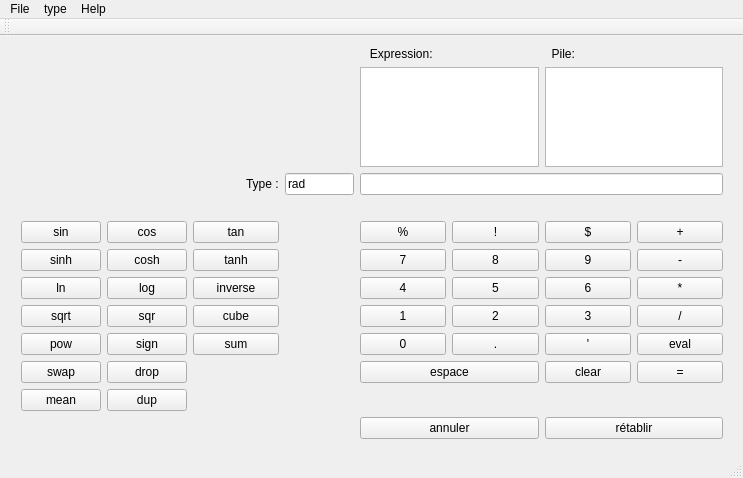
This is mainwindow.ui in ahars/lo21 as Qt 5 draws it before an edit. The edited form follows.
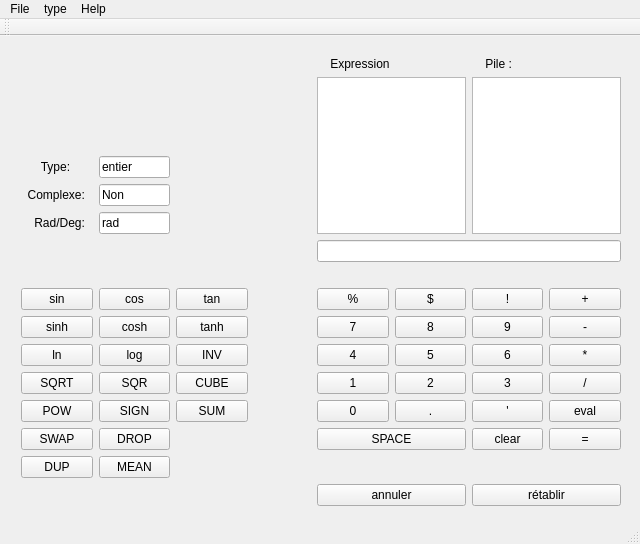
This is the edited form.

Commit message: modification interface graphique

What changed in the file:
```diff
--- a/mainwindow.ui
+++ b/mainwindow.ui
@@ -6,8 +6,8 @@
    <rect>
     <x>0</x>
     <y>0</y>
-    <width>743</width>
-    <height>478</height>
+    <width>640</width>
+    <height>544</height>
    </rect>
   </property>
   <property name="windowTitle">
@@ -18,107 +18,289 @@
     <property name="geometry">
      <rect>
       <x>10</x>
-      <y>0</y>
-      <width>724</width>
-      <height>414</height>
+      <y>10</y>
+      <width>621</width>
+      <height>471</height>
      </rect>
     </property>
     <layout class="QGridLayout" name="gridLayout">
-     <item row="6" column="2">
-      <widget class="QPushButton" name="buttonTanh">
+     <item row="17" column="4" colspan="2">
+      <widget class="QPushButton" name="buttonAnnuler">
        <property name="text">
-        <string>tanh</string>
+        <string>annuler</string>
        </property>
       </widget>
      </item>
-     <item row="8" column="1">
-      <widget class="QPushButton" name="buttonLog">
+     <item row="7" column="3">
+      <widget class="QLabel" name="label_7">
        <property name="text">
-        <string>log</string>
+        <string/>
        </property>
       </widget>
      </item>
-     <item row="6" column="1">
+     <item row="12" column="0">
+      <widget class="QPushButton" name="buttonPOW">
+       <property name="text">
+        <string>POW</string>
+       </property>
+      </widget>
+     </item>
+     <item row="3" column="3">
+      <widget class="QLabel" name="label_6">
+       <property name="text">
+        <string>                 </string>
+       </property>
+      </widget>
+     </item>
+     <item row="16" column="1">
+      <widget class="QPushButton" name="buttonMEAN">
+       <property name="text">
+        <string>MEAN</string>
+       </property>
+      </widget>
+     </item>
+     <item row="11" column="5">
+      <widget class="QPushButton" name="button2">
+       <property name="text">
+        <string>2</string>
+       </property>
+      </widget>
+     </item>
+     <item row="8" column="7">
+      <widget class="QPushButton" name="buttonPlus">
+       <property name="text">
+        <string>+</string>
+       </property>
+      </widget>
+     </item>
+     <item row="8" column="2">
+      <widget class="QPushButton" name="buttonTan">
+       <property name="text">
+        <string>tan</string>
+       </property>
+      </widget>
+     </item>
+     <item row="5" column="0">
+      <widget class="QLabel" name="label_4">
+       <property name="text">
+        <string>    Rad/Deg:</string>
+       </property>
+      </widget>
+     </item>
+     <item row="9" column="1">
       <widget class="QPushButton" name="buttonCosh">
        <property name="text">
         <string>cosh</string>
        </property>
       </widget>
      </item>
-     <item row="10" column="2">
-      <widget class="QPushButton" name="buttonCUBE">
+     <item row="4" column="1">
+      <widget class="QLineEdit" name="comOuiNon">
        <property name="text">
-        <string>cube</string>
+        <string>Non</string>
        </property>
       </widget>
      </item>
-     <item row="2" column="4" colspan="4">
-      <widget class="QLineEdit" name="inputLine">
-       <property name="readOnly">
-        <bool>false</bool>
-       </property>
-      </widget>
-     </item>
-     <item row="6" column="4">
-      <widget class="QPushButton" name="button7">
-       <property name="text">
-        <string>7</string>
-       </property>
-      </widget>
-     </item>
-     <item row="6" column="5">
-      <widget class="QPushButton" name="button8">
-       <property name="text">
-        <string>8</string>
-       </property>
-      </widget>
-     </item>
-     <item row="6" column="6">
+     <item row="9" column="6">
       <widget class="QPushButton" name="button9">
        <property name="text">
         <string>9</string>
        </property>
       </widget>
      </item>
-     <item row="8" column="4">
+     <item row="12" column="7">
+      <widget class="QPushButton" name="buttonEVAL">
+       <property name="text">
+        <string>eval</string>
+       </property>
+      </widget>
+     </item>
+     <item row="10" column="2">
+      <widget class="QPushButton" name="buttonINV">
+       <property name="text">
+        <string>INV</string>
+       </property>
+      </widget>
+     </item>
+     <item row="11" column="0">
+      <widget class="QPushButton" name="buttonSQRT">
+       <property name="text">
+        <string>SQRT</string>
+       </property>
+      </widget>
+     </item>
+     <item row="8" column="6">
+      <widget class="QPushButton" name="buttonFactoriel">
+       <property name="text">
+        <string>!</string>
+       </property>
+      </widget>
+     </item>
+     <item row="11" column="2">
+      <widget class="QPushButton" name="buttonCUBE">
+       <property name="text">
+        <string>CUBE</string>
+       </property>
+      </widget>
+     </item>
+     <item row="12" column="5">
+      <widget class="QPushButton" name="buttonPoint">
+       <property name="text">
+        <string>.</string>
+       </property>
+      </widget>
+     </item>
+     <item row="1" column="4">
+      <widget class="QLabel" name="label">
+       <property name="text">
+        <string>    Expression :</string>
+       </property>
+      </widget>
+     </item>
+     <item row="8" column="0">
+      <widget class="QPushButton" name="buttonSin">
+       <property name="text">
+        <string>sin</string>
+       </property>
+      </widget>
+     </item>
+     <item row="17" column="6" colspan="2">
+      <widget class="QPushButton" name="buttonRetablir">
+       <property name="text">
+        <string>rétablir</string>
+       </property>
+      </widget>
+     </item>
+     <item row="11" column="1">
+      <widget class="QPushButton" name="buttonSQR">
+       <property name="text">
+        <string>SQR</string>
+       </property>
+      </widget>
+     </item>
+     <item row="9" column="2">
+      <widget class="QPushButton" name="buttonTanh">
+       <property name="text">
+        <string>tanh</string>
+       </property>
+      </widget>
+     </item>
+     <item row="11" column="4">
+      <widget class="QPushButton" name="button1">
+       <property name="text">
+        <string>1</string>
+       </property>
+      </widget>
+     </item>
+     <item row="14" column="1">
+      <widget class="QPushButton" name="buttonDROP">
+       <property name="text">
+        <string>DROP</string>
+       </property>
+      </widget>
+     </item>
+     <item row="10" column="4">
       <widget class="QPushButton" name="button4">
        <property name="text">
         <string>4</string>
        </property>
       </widget>
      </item>
-     <item row="8" column="5">
+     <item row="10" column="5">
       <widget class="QPushButton" name="button5">
        <property name="text">
         <string>5</string>
        </property>
       </widget>
      </item>
-     <item row="8" column="6">
+     <item row="10" column="6">
       <widget class="QPushButton" name="button6">
        <property name="text">
         <string>6</string>
        </property>
       </widget>
      </item>
-     <item row="10" column="4">
-      <widget class="QPushButton" name="button1">
+     <item row="8" column="5">
+      <widget class="QPushButton" name="buttonDollar">
        <property name="text">
-        <string>1</string>
+        <string>$</string>
        </property>
       </widget>
      </item>
-     <item row="10" column="5">
-      <widget class="QPushButton" name="button2">
+     <item row="9" column="7">
+      <widget class="QPushButton" name="buttonDim">
        <property name="text">
-        <string>2</string>
+        <string>-</string>
        </property>
       </widget>
      </item>
-     <item row="10" column="6">
-      <widget class="QPushButton" name="button3">
+     <item row="14" column="4" colspan="2">
+      <widget class="QPushButton" name="buttonSPACE">
        <property name="text">
-        <string>3</string>
+        <string>SPACE</string>
+       </property>
+      </widget>
+     </item>
+     <item row="14" column="7">
+      <widget class="QPushButton" name="buttonEntrer">
+       <property name="text">
+        <string>=</string>
+       </property>
+      </widget>
+     </item>
+     <item row="9" column="4">
+      <widget class="QPushButton" name="button7">
+       <property name="text">
+        <string>7</string>
+       </property>
+      </widget>
+     </item>
+     <item row="3" column="0">
+      <widget class="QLabel" name="label_3">
+       <property name="text">
+        <string>      Type:</string>
+       </property>
+      </widget>
+     </item>
+     <item row="16" column="0">
+      <widget class="QPushButton" name="buttonDUP">
+       <property name="text">
+        <string>DUP</string>
+       </property>
+      </widget>
+     </item>
+     <item row="12" column="6">
+      <widget class="QPushButton" name="buttonExpression">
+       <property name="text">
+        <string>'</string>
+       </property>
+      </widget>
+     </item>
+     <item row="10" column="1">
+      <widget class="QPushButton" name="buttonLog">
+       <property name="text">
+        <string>log</string>
+       </property>
+      </widget>
+     </item>
+     <item row="8" column="4">
+      <widget class="QPushButton" name="buttonMOD">
+       <property name="text">
+        <string>%</string>
+       </property>
+      </widget>
+     </item>
+     <item row="14" column="0">
+      <widget class="QPushButton" name="buttonSWAP">
+       <property name="text">
+        <string>SWAP</string>
+       </property>
+      </widget>
+     </item>
+     <item row="12" column="2">
+      <widget class="QPushButton" name="buttonSUM">
+       <property name="text">
+        <string>SUM</string>
        </property>
       </widget>
      </item>
@@ -129,263 +311,119 @@
        </property>
       </widget>
      </item>
-     <item row="1" column="6" colspan="2">
-      <widget class="QListWidget" name="listWidget"/>
-     </item>
-     <item row="1" column="4" colspan="2">
-      <widget class="QTextEdit" name="Express">
-       <property name="readOnly">
-        <bool>true</bool>
-       </property>
-      </widget>
-     </item>
-     <item row="2" column="2">
-      <widget class="QLabel" name="label_4">
+     <item row="14" column="6">
+      <widget class="QPushButton" name="buttonCLEAR">
        <property name="text">
-        <string>                Type :</string>
+        <string>clear</string>
        </property>
       </widget>
      </item>
-     <item row="2" column="3">
-      <widget class="QLineEdit" name="RadouDeg">
-       <property name="text">
-        <string>rad</string>
-       </property>
-       <property name="readOnly">
-        <bool>true</bool>
-       </property>
-      </widget>
-     </item>
-     <item row="8" column="0">
+     <item row="10" column="0">
       <widget class="QPushButton" name="buttonLn">
        <property name="text">
         <string>ln</string>
        </property>
       </widget>
      </item>
-     <item row="14" column="0">
-      <widget class="QPushButton" name="buttonSWAP">
+     <item row="11" column="7">
+      <widget class="QPushButton" name="buttonDiv">
        <property name="text">
-        <string>swap</string>
+        <string>/</string>
        </property>
       </widget>
      </item>
-     <item row="16" column="6" colspan="2">
-      <widget class="QPushButton" name="buttonRetablir">
-       <property name="text">
-        <string>rétablir</string>
-       </property>
-      </widget>
-     </item>
-     <item row="16" column="4" colspan="2">
-      <widget class="QPushButton" name="buttonAnnuler">
-       <property name="text">
-        <string>annuler</string>
-       </property>
-      </widget>
-     </item>
-     <item row="3" column="3">
-      <widget class="QLabel" name="label_3">
-       <property name="text">
-        <string/>
-       </property>
-      </widget>
-     </item>
-     <item row="5" column="0">
-      <widget class="QPushButton" name="buttonSin">
-       <property name="text">
-        <string>sin</string>
-       </property>
-      </widget>
-     </item>
-     <item row="0" column="4">
-      <widget class="QLabel" name="label">
-       <property name="text">
-        <string>   Expression:</string>
-       </property>
-      </widget>
-     </item>
-     <item row="12" column="0">
-      <widget class="QPushButton" name="buttonPOW">
-       <property name="text">
-        <string>pow</string>
-       </property>
-      </widget>
-     </item>
-     <item row="10" column="0">
-      <widget class="QPushButton" name="buttonSQRT">
-       <property name="text">
-        <string>sqrt</string>
-       </property>
-      </widget>
-     </item>
-     <item row="6" column="0">
+     <item row="9" column="0">
       <widget class="QPushButton" name="buttonSinh">
        <property name="text">
         <string>sinh</string>
        </property>
       </widget>
      </item>
+     <item row="3" column="1">
+      <widget class="QLineEdit" name="mode">
+       <property name="text">
+        <string>entier</string>
+       </property>
+       <property name="readOnly">
+        <bool>true</bool>
+       </property>
+      </widget>
+     </item>
+     <item row="12" column="1">
+      <widget class="QPushButton" name="buttonSIGN">
+       <property name="text">
+        <string>SIGN</string>
+       </property>
+      </widget>
+     </item>
+     <item row="11" column="6">
+      <widget class="QPushButton" name="button3">
+       <property name="text">
+        <string>3</string>
+       </property>
+      </widget>
+     </item>
      <item row="5" column="1">
+      <widget class="QLineEdit" name="RadouDeg">
+       <property name="text">
+        <string>rad</string>
+       </property>
+       <property name="readOnly">
+        <bool>true</bool>
+       </property>
+      </widget>
+     </item>
+     <item row="8" column="1">
       <widget class="QPushButton" name="buttonCos">
        <property name="text">
         <string>cos</string>
        </property>
       </widget>
      </item>
-     <item row="5" column="2">
-      <widget class="QPushButton" name="buttonTan">
+     <item row="4" column="0">
+      <widget class="QLabel" name="label_5">
        <property name="text">
-        <string>tan</string>
-       </property>
-      </widget>
-     </item>
-     <item row="10" column="1">
-      <widget class="QPushButton" name="buttonSQR">
-       <property name="text">
-        <string>sqr</string>
-       </property>
-      </widget>
-     </item>
-     <item row="12" column="1">
-      <widget class="QPushButton" name="buttonSIGN">
-       <property name="text">
-        <string>sign</string>
-       </property>
-      </widget>
-     </item>
-     <item row="0" column="6">
-      <widget class="QLabel" name="label_2">
-       <property name="text">
-        <string>  Pile:</string>
-       </property>
-      </widget>
-     </item>
-     <item row="15" column="1">
-      <widget class="QPushButton" name="buttonDUP">
-       <property name="text">
-        <string>dup</string>
-       </property>
-      </widget>
-     </item>
-     <item row="14" column="7">
-      <widget class="QPushButton" name="buttonEntrer">
-       <property name="text">
-        <string>=</string>
-       </property>
-      </widget>
-     </item>
-     <item row="12" column="7">
-      <widget class="QPushButton" name="buttonEVAL">
-       <property name="text">
-        <string>eval</string>
-       </property>
-      </widget>
-     </item>
-     <item row="12" column="5">
-      <widget class="QPushButton" name="buttonPoint">
-       <property name="text">
-        <string>.</string>
-       </property>
-      </widget>
-     </item>
-     <item row="12" column="6">
-      <widget class="QPushButton" name="buttonExpression">
-       <property name="text">
-        <string>'</string>
+        <string>  Complexe:</string>
        </property>
       </widget>
      </item>
      <item row="10" column="7">
-      <widget class="QPushButton" name="buttonDiv">
-       <property name="text">
-        <string>/</string>
-       </property>
-      </widget>
-     </item>
-     <item row="8" column="7">
       <widget class="QPushButton" name="buttonMulti">
        <property name="text">
         <string>*</string>
        </property>
       </widget>
      </item>
-     <item row="6" column="7">
-      <widget class="QPushButton" name="buttonDim">
+     <item row="9" column="5">
+      <widget class="QPushButton" name="button8">
        <property name="text">
-        <string>-</string>
+        <string>8</string>
        </property>
       </widget>
      </item>
-     <item row="5" column="7">
-      <widget class="QPushButton" name="buttonPlus">
+     <item row="1" column="6">
+      <widget class="QLabel" name="label_2">
        <property name="text">
-        <string>+</string>
+        <string>    Pile :</string>
        </property>
       </widget>
      </item>
-     <item row="5" column="6">
-      <widget class="QPushButton" name="buttonDollar">
-       <property name="text">
-        <string>$</string>
+     <item row="6" column="4" colspan="4">
+      <widget class="QLineEdit" name="inputLine">
+       <property name="readOnly">
+        <bool>false</bool>
        </property>
       </widget>
      </item>
-     <item row="5" column="5">
-      <widget class="QPushButton" name="buttonFactoriel">
-       <property name="text">
-        <string>!</string>
+     <item row="2" column="4" rowspan="4" colspan="2">
+      <widget class="QTextEdit" name="Express">
+       <property name="readOnly">
+        <bool>true</bool>
        </property>
       </widget>
      </item>
-     <item row="5" column="4">
-      <widget class="QPushButton" name="buttonMOD">
-       <property name="text">
-        <string>%</string>
-       </property>
-      </widget>
-     </item>
-     <item row="14" column="4" colspan="2">
-      <widget class="QPushButton" name="buttonSPACE">
-       <property name="text">
-        <string>espace</string>
-       </property>
-      </widget>
-     </item>
-     <item row="14" column="6">
-      <widget class="QPushButton" name="buttonCLEAR">
-       <property name="text">
-        <string>clear</string>
-       </property>
-      </widget>
-     </item>
-     <item row="15" column="0">
-      <widget class="QPushButton" name="buttonMEAN">
-       <property name="text">
-        <string>mean</string>
-       </property>
-      </widget>
-     </item>
-     <item row="8" column="2">
-      <widget class="QPushButton" name="buttonINV">
-       <property name="text">
-        <string>inverse</string>
-       </property>
-      </widget>
-     </item>
-     <item row="12" column="2">
-      <widget class="QPushButton" name="buttonSUM">
-       <property name="text">
-        <string>sum</string>
-       </property>
-      </widget>
-     </item>
-     <item row="14" column="1">
-      <widget class="QPushButton" name="buttonDROP">
-       <property name="text">
-        <string>drop</string>
-       </property>
-      </widget>
+     <item row="2" column="6" rowspan="4" colspan="2">
+      <widget class="QListWidget" name="listWidget"/>
      </item>
     </layout>
    </widget>
@@ -395,7 +433,7 @@
     <rect>
      <x>0</x>
      <y>0</y>
-     <width>743</width>
+     <width>640</width>
      <height>22</height>
     </rect>
    </property>
```
Left out of the diff: 19 changed lines with no effect on the pictures. The commit also changes 2 other files.
